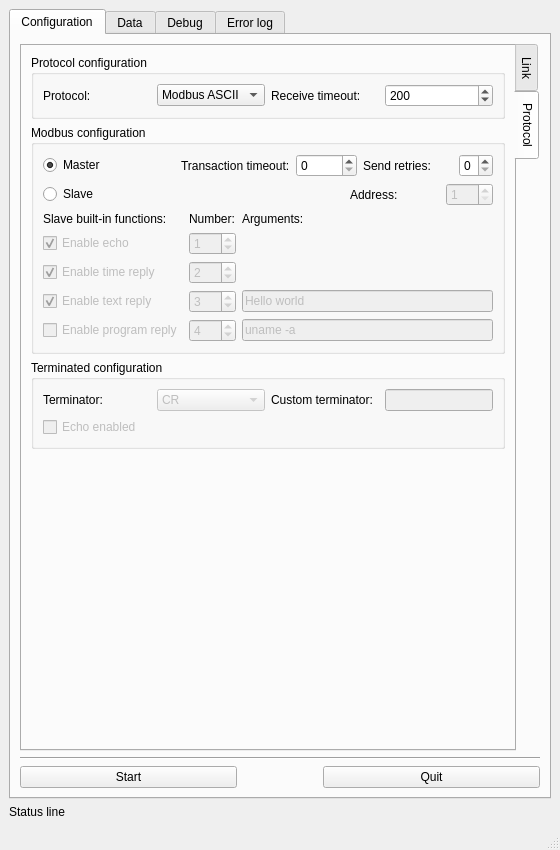
Old version of the form Interface/QT/ModbusFrame.ui in the repository blaa/Modbus.
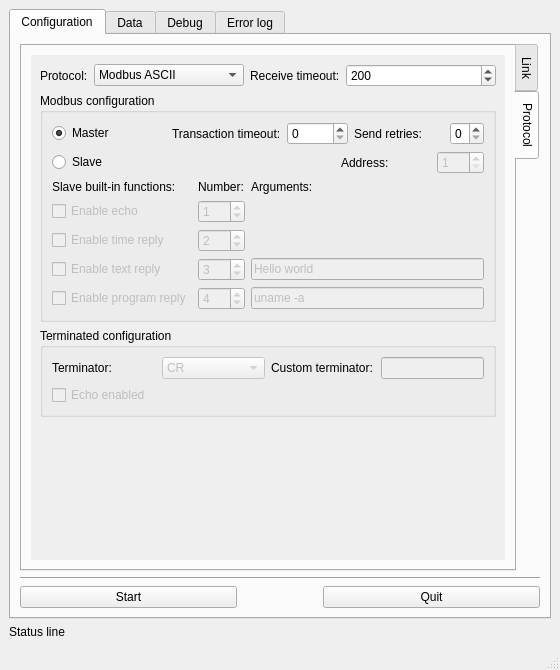
New version of the form. The open tabs and pages were chosen to show the change.

```diff
--- a/Interface/QT/ModbusFrame.ui
+++ b/Interface/QT/ModbusFrame.ui
@@ -7,7 +7,7 @@
     <x>0</x>
     <y>0</y>
     <width>560</width>
-    <height>850</height>
+    <height>670</height>
    </rect>
   </property>
   <property name="sizePolicy">
@@ -19,7 +19,7 @@
   <property name="maximumSize">
    <size>
     <width>560</width>
-    <height>900</height>
+    <height>700</height>
    </size>
   </property>
   <property name="windowTitle">
@@ -69,6 +69,12 @@
           <property name="currentIndex">
            <number>0</number>
           </property>
+          <property name="elideMode">
+           <enum>Qt::ElideNone</enum>
+          </property>
+          <property name="documentMode">
+           <bool>false</bool>
+          </property>
           <widget class="QWidget" name="tab_5">
            <attribute name="title">
             <string>Link</string>
@@ -438,13 +444,28 @@
            </attribute>
            <layout class="QVBoxLayout" name="verticalLayout_12">
             <item>
-             <widget class="QGroupBox" name="groupBox_2">
-              <property name="title">
-               <string>Protocol configuration</string>
+             <widget class="QScrollArea" name="scrollArea">
+              <property name="frameShape">
+               <enum>QFrame::NoFrame</enum>
               </property>
-              <layout class="QVBoxLayout" name="verticalLayout_7">
+              <property name="frameShadow">
+               <enum>QFrame::Plain</enum>
+              </property>
+              <property name="widgetResizable">
+               <bool>true</bool>
+              </property>
+              <widget class="QWidget" name="scrollAreaWidgetContents">
+               <property name="geometry">
+                <rect>
+                 <x>0</x>
+                 <y>0</y>
+                 <width>477</width>
+                 <height>473</height>
+                </rect>
+               </property>
+               <layout class="QVBoxLayout" name="verticalLayout_13">
                <item>
-                <layout class="QGridLayout" name="gridLayout" columnstretch="1,1,1,1,0" columnminimumwidth="0,0,0,0,0">
+                 <layout class="QGridLayout" name="gridLayout" columnstretch="0,1,0,1,0" columnminimumwidth="0,0,0,0,0">
                  <property name="sizeConstraint">
                   <enum>QLayout::SetDefaultConstraint</enum>
                  </property>
@@ -520,9 +541,6 @@
                  </item>
                 </layout>
                </item>
-              </layout>
-             </widget>
-            </item>
             <item>
              <widget class="QGroupBox" name="groupBox_3">
               <property name="title">
@@ -667,7 +685,7 @@
                     <string>Enable echo</string>
                    </property>
                    <property name="checked">
-                    <bool>true</bool>
+                        <bool>false</bool>
                    </property>
                   </widget>
                  </item>
@@ -680,7 +698,7 @@
                     <string>Enable time reply</string>
                    </property>
                    <property name="checked">
-                    <bool>true</bool>
+                        <bool>false</bool>
                    </property>
                   </widget>
                  </item>
@@ -696,7 +714,7 @@
                     <bool>true</bool>
                    </property>
                    <property name="checked">
-                    <bool>true</bool>
+                        <bool>false</bool>
                    </property>
                   </widget>
                  </item>
@@ -901,10 +919,14 @@
               <property name="sizeHint" stdset="0">
                <size>
                 <width>20</width>
-                <height>247</height>
+                    <height>196</height>
                </size>
               </property>
              </spacer>
+                </item>
+               </layout>
+              </widget>
+             </widget>
             </item>
            </layout>
           </widget>
```
Left out of the diff: 351 changed lines with no effect on the pictures. Lines whose indentation alone changed are shown as unchanged.
